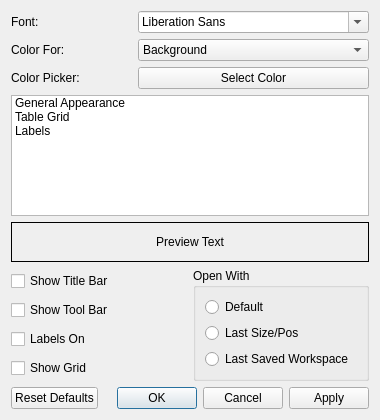
Above: resources/forms/customize.ui from yashnmehta/Autotrade before the change. Below: the same form after it.
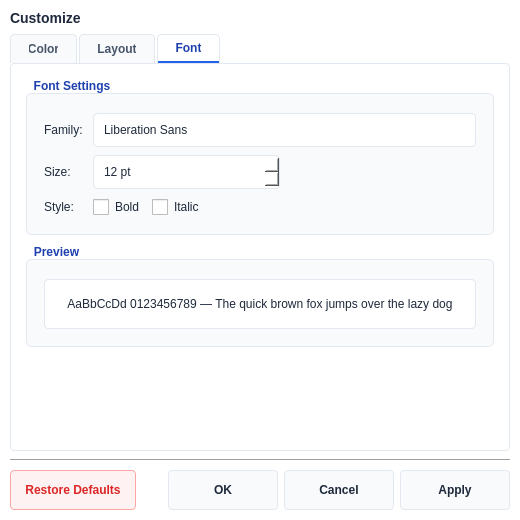
That is the form after the change. The open tabs and pages were chosen to show the change.

What changed in the file:
```diff
--- a/resources/forms/customize.ui
+++ b/resources/forms/customize.ui
@@ -6,181 +6,518 @@
    <rect>
     <x>0</x>
     <y>0</y>
-    <width>380</width>
-    <height>420</height>
+    <width>520</width>
+    <height>520</height>
    </rect>
   </property>
+  <property name="minimumSize">
+   <size>
+    <width>480</width>
+    <height>460</height>
+   </size>
+  </property>
   <property name="windowTitle">
    <string>Customize</string>
   </property>
-  <layout class="QVBoxLayout" name="verticalLayout">
+  <property name="styleSheet">
+   <string notr="true">
+/* ── Global Dialog ── */
+QDialog#CustomizeDialog {
+  background-color: #ffffff;
+  color: #1e293b;
+  font-family: "Segoe UI", Tahoma, sans-serif;
+  font-size: 12px;
+}
+
+/* ── Tab Widget ── */
+QTabWidget::pane {
+  border: 1px solid #e2e8f0;
+  border-radius: 4px;
+  background: #ffffff;
+  padding: 6px;
+}
+QTabBar::tab {
+  background: #f8fafc;
+  border: 1px solid #e2e8f0;
+  border-bottom: none;
+  padding: 6px 18px;
+  margin-right: 2px;
+  border-top-left-radius: 4px;
+  border-top-right-radius: 4px;
+  color: #475569;
+  font-weight: 500;
+}
+QTabBar::tab:selected {
+  background: #ffffff;
+  color: #1e40af;
+  border-bottom: 2px solid #2563eb;
+  font-weight: 600;
+}
+QTabBar::tab:hover:!selected {
+  background: #dbeafe;
+}
+
+/* ── GroupBox ── */
+QGroupBox {
+  background: #f8fafc;
+  border: 1px solid #e2e8f0;
+  border-radius: 6px;
+  margin-top: 14px;
+  padding: 10px 8px 8px 8px;
+  font-weight: 600;
+  color: #1e293b;
+}
+QGroupBox::title {
+  subcontrol-origin: margin;
+  subcontrol-position: top left;
+  padding: 0 6px;
+  color: #1e40af;
+  font-weight: 600;
+}
+
+/* ── Labels ── */
+QLabel {
+  color: #1e293b;
+  font-size: 12px;
+}
+QLabel#titleLabel {
+  font-size: 14px;
+  font-weight: 700;
+  color: #1e293b;
+}
+
+/* ── Combo / Spin / LineEdit ── */
+QComboBox, QSpinBox, QFontComboBox {
+  background-color: #ffffff;
+  border: 1px solid #e2e8f0;
+  border-radius: 4px;
+  padding: 4px 8px;
+  color: #1e293b;
+  min-height: 24px;
+}
+QComboBox:focus, QSpinBox:focus, QFontComboBox:focus {
+  border-color: #3b82f6;
+}
+QComboBox::drop-down {
+  border: none;
+  width: 20px;
+}
+
+/* ── CheckBox / RadioButton ── */
+QCheckBox, QRadioButton {
+  color: #1e293b;
+  spacing: 6px;
+  font-size: 12px;
+}
+QCheckBox::indicator, QRadioButton::indicator {
+  width: 16px;
+  height: 16px;
+}
+
+/* ── Buttons ── */
+QPushButton {
+  border: 1px solid #e2e8f0;
+  border-radius: 4px;
+  padding: 6px 14px;
+  background: #f8fafc;
+  color: #1e293b;
+  font-weight: 500;
+  min-height: 26px;
+}
+QPushButton:hover {
+  background: #dbeafe;
+  border-color: #3b82f6;
+}
+QPushButton:pressed {
+  background: #bfdbfe;
+}
+QPushButton#resetButton {
+  background: #fef2f2;
+  color: #dc2626;
+  border-color: #fca5a5;
+}
+QPushButton#resetButton:hover {
+  background: #fee2e2;
+}
+
+/* ── Color Swatch Button ── */
+QPushButton#colorPickerButton {
+  min-width: 60px;
+  min-height: 28px;
+  border: 2px solid #e2e8f0;
+  border-radius: 4px;
+}
+
+/* ── List Widget (attribute list) ── */
+QListWidget {
+  background: #ffffff;
+  border: 1px solid #e2e8f0;
+  border-radius: 4px;
+  color: #1e293b;
+  outline: none;
+}
+QListWidget::item {
+  padding: 4px 8px;
+  border-bottom: 1px solid #f1f5f9;
+}
+QListWidget::item:selected {
+  background: #dbeafe;
+  color: #1e40af;
+}
+QListWidget::item:hover:!selected {
+  background: #f1f5f9;
+}
+
+/* ── Preview Frame ── */
+QFrame#previewFrame {
+  border: 1px solid #e2e8f0;
+  border-radius: 6px;
+  background: #f8fafc;
+  padding: 8px;
+}
+
+/* ── Dialog Button Box ── */
+QDialogButtonBox QPushButton {
+  min-width: 80px;
+}
+
+/* ── Separator line ── */
+QFrame[frameShape="4"] {
+  background-color: #e2e8f0;
+  max-height: 1px;
+  min-height: 1px;
+}
+   </string>
+  </property>
+
+  <layout class="QVBoxLayout" name="mainLayout">
+   <property name="spacing"><number>8</number></property>
+   <property name="leftMargin"><number>10</number></property>
+   <property name="topMargin"><number>10</number></property>
+   <property name="rightMargin"><number>10</number></property>
+   <property name="bottomMargin"><number>10</number></property>
+
+   <!-- ──────────────────────────────────── Title bar ── -->
    <item>
-    <layout class="QGridLayout" name="gridLayout">
-     <item row="0" column="0">
-      <widget class="QLabel" name="label">
-       <property name="text">
-        <string>Font:</string>
-       </property>
-      </widget>
-     </item>
-     <item row="0" column="1">
-      <widget class="QFontComboBox" name="fontComboBox"/>
-     </item>
-     <item row="1" column="0">
-      <widget class="QLabel" name="label_2">
-       <property name="text">
-        <string>Color For:</string>
-       </property>
-      </widget>
-     </item>
-     <item row="1" column="1">
-      <widget class="QComboBox" name="colorForComboBox">
+    <widget class="QLabel" name="titleLabel">
+     <property name="text"><string>Customize</string></property>
+     <property name="alignment"><set>Qt::AlignLeft|Qt::AlignVCenter</set></property>
+    </widget>
+   </item>
+
+   <!-- ──────────────────────────────────── Tab widget ── -->
+   <item>
+    <widget class="QTabWidget" name="tabWidget">
+     <property name="currentIndex"><number>0</number></property>
+
+     <!-- ==================== TAB 1 : Color ==================== -->
+     <widget class="QWidget" name="tabColor">
+      <attribute name="title"><string>Color</string></attribute>
+      <layout class="QVBoxLayout" name="colorTabLayout">
+       <property name="spacing"><number>8</number></property>
+
+       <!-- View selector -->
        <item>
         <property name="text">
          <string>Background</string>
         </property>
        </item>
        <item>
-        <property name="text">
-         <string>Foreground</string>
-        </property>
+        <layout class="QHBoxLayout" name="colorMainLayout">
+         <property name="spacing"><number>10</number></property>
+
+         <!-- Left: Attribute list -->
+         <item>
+          <widget class="QListWidget" name="attributeListWidget">
+           <property name="sizePolicy">
+            <sizepolicy hsizetype="Expanding" vsizetype="Expanding">
+             <horstretch>2</horstretch><verstretch>0</verstretch>
+            </sizepolicy>
+           </property>
+           <property name="minimumSize"><size><width>180</width><height>0</height></size></property>
+          </widget>
+         </item>
+
+         <!-- Right: Color controls -->
+         <item>
+          <layout class="QVBoxLayout" name="colorControlsLayout">
+           <property name="spacing"><number>8</number></property>
+
+           <item>
+            <widget class="QLabel" name="lblColorFor">
+             <property name="text"><string>Color For:</string></property>
+            </widget>
+           </item>
+           <item>
+            <widget class="QComboBox" name="colorForComboBox">
+             <item><property name="text"><string>Background</string></property></item>
+             <item><property name="text"><string>Foreground</string></property></item>
+            </widget>
+           </item>
+           <item>
+            <widget class="QPushButton" name="colorPickerButton">
+             <property name="text"><string></string></property>
+             <property name="toolTip"><string>Click to select color</string></property>
+            </widget>
+           </item>
+
+           <!-- Spacer -->
+           <item>
+            <spacer name="colorSpacer">
+             <property name="orientation"><enum>Qt::Vertical</enum></property>
+             <property name="sizeHint" stdset="0">
+              <size><width>20</width><height>10</height></size>
+             </property>
+            </spacer>
+           </item>
+
+           <!-- Apply to all views checkbox -->
+           <item>
+            <widget class="QCheckBox" name="applyToAllViewsCheckBox">
+             <property name="text"><string>Apply to all Views</string></property>
+            </widget>
+           </item>
+          </layout>
+         </item>
+        </layout>
        </item>
-      </widget>
-     </item>
-     <item row="2" column="0">
-      <widget class="QLabel" name="label_3">
-       <property name="text">
-        <string>Color Picker:</string>
-       </property>
-      </widget>
-     </item>
-     <item row="2" column="1">
-      <widget class="QPushButton" name="colorPickerButton">
-       <property name="text">
-        <string>Select Color</string>
-       </property>
-      </widget>
-     </item>
-    </layout>
-   </item>
-   <item>
-    <widget class="QListWidget" name="attributeListWidget">
-     <item>
-      <property name="text">
-       <string>General Appearance</string>
-      </property>
-     </item>
-     <item>
-      <property name="text">
-       <string>Table Grid</string>
-      </property>
-     </item>
-     <item>
-      <property name="text">
-       <string>Labels</string>
-      </property>
-     </item>
-    </widget>
-   </item>
-   <item>
-    <widget class="QLabel" name="previewTextLabel">
-     <property name="minimumSize">
-      <size>
-       <width>0</width>
-       <height>40</height>
-      </size>
-     </property>
-     <property name="frameShape">
-      <enum>QFrame::Box</enum>
-     </property>
-     <property name="text">
-      <string>Preview Text</string>
-     </property>
-     <property name="alignment">
-      <set>Qt::AlignCenter</set>
-     </property>
-    </widget>
-   </item>
-   <item>
-    <layout class="QHBoxLayout" name="horizontalLayout">
-     <item>
-      <layout class="QVBoxLayout" name="verticalLayout_2">
+
+       <!-- Color Preview -->
        <item>
-        <widget class="QCheckBox" name="titleBarCheckBox">
-         <property name="text">
-          <string>Show Title Bar</string>
-         </property>
+        <widget class="QFrame" name="previewFrame">
+         <property name="minimumSize"><size><width>0</width><height>50</height></size></property>
+         <property name="frameShape"><enum>QFrame::StyledPanel</enum></property>
+         <layout class="QVBoxLayout" name="previewLayout">
+          <item>
+           <widget class="QLabel" name="previewTextLabel">
+            <property name="text"><string>Preview Text — AaBbCc 12345</string></property>
+            <property name="alignment"><set>Qt::AlignCenter</set></property>
+            <property name="minimumSize"><size><width>0</width><height>36</height></size></property>
+           </widget>
+          </item>
+         </layout>
         </widget>
        </item>
+
+      </layout>
+     </widget>
+
+     <!-- ==================== TAB 2 : Layout ==================== -->
+     <widget class="QWidget" name="tabLayout">
+      <attribute name="title"><string>Layout</string></attribute>
+      <layout class="QVBoxLayout" name="layoutTabLayout">
+       <property name="spacing"><number>10</number></property>
+
+       <!-- Display Options group -->
        <item>
-        <widget class="QCheckBox" name="toolBarCheckBox">
-         <property name="text">
-          <string>Show Tool Bar</string>
-         </property>
+        <widget class="QGroupBox" name="displayOptionsGroup">
+         <property name="title"><string>Display Options</string></property>
+         <layout class="QVBoxLayout" name="displayOptionsLayout">
+          <property name="spacing"><number>6</number></property>
+          <item>
+           <widget class="QCheckBox" name="titleBarCheckBox">
+            <property name="text"><string>Show Title Bar</string></property>
+            <property name="checked"><bool>true</bool></property>
+           </widget>
+          </item>
+          <item>
+           <widget class="QCheckBox" name="toolBarCheckBox">
+            <property name="text"><string>Show Tool Bar</string></property>
+           </widget>
+          </item>
+          <item>
+           <widget class="QCheckBox" name="labelsOnCheckBox">
+            <property name="text"><string>Show Column Labels</string></property>
+           </widget>
+          </item>
+          <item>
+           <widget class="QCheckBox" name="gridCheckBox">
+            <property name="text"><string>Show Grid Lines</string></property>
+           </widget>
+          </item>
+         </layout>
         </widget>
        </item>
        <item>
-        <widget class="QCheckBox" name="labelsOnCheckBox">
-         <property name="text">
-          <string>Labels On</string>
-         </property>
+        <widget class="QGroupBox" name="openWithGroup">
+         <property name="title"><string>Open View With</string></property>
+         <layout class="QVBoxLayout" name="openWithLayout">
+          <property name="spacing"><number>6</number></property>
+          <item>
+           <widget class="QRadioButton" name="defaultRadio">
+            <property name="text"><string>Default Size &amp; Position</string></property>
+            <property name="checked"><bool>true</bool></property>
+           </widget>
+          </item>
+          <item>
+           <widget class="QRadioButton" name="sizePositionRadio">
+            <property name="text"><string>Last Size / Position</string></property>
+           </widget>
+          </item>
+          <item>
+           <widget class="QRadioButton" name="lastSavedRadio">
+            <property name="text"><string>Last Saved Workspace</string></property>
+           </widget>
+          </item>
+         </layout>
         </widget>
        </item>
        <item>
-        <widget class="QCheckBox" name="gridCheckBox">
-         <property name="text">
-          <string>Show Grid</string>
+        <spacer name="layoutSpacer">
+         <property name="orientation"><enum>Qt::Vertical</enum></property>
+         <property name="sizeHint" stdset="0">
+          <size><width>20</width><height>40</height></size>
          </property>
+        </spacer>
+       </item>
+
+      </layout>
+     </widget>
+
+     <!-- ==================== TAB 3 : Font ==================== -->
+     <widget class="QWidget" name="tabFont">
+      <attribute name="title"><string>Font</string></attribute>
+      <layout class="QVBoxLayout" name="fontTabLayout">
+       <property name="spacing"><number>10</number></property>
+
+       <!-- Font Family + Size -->
+       <item>
+        <widget class="QGroupBox" name="fontSettingsGroup">
+         <property name="title"><string>Font Settings</string></property>
+         <layout class="QGridLayout" name="fontGrid">
+          <property name="horizontalSpacing"><number>10</number></property>
+          <property name="verticalSpacing"><number>8</number></property>
+
+          <item row="0" column="0">
+           <widget class="QLabel" name="lblFontFamily">
+            <property name="text"><string>Family:</string></property>
+           </widget>
+          </item>
+          <item row="0" column="1" colspan="2">
+           <widget class="QFontComboBox" name="fontComboBox">
+            <property name="sizePolicy">
+             <sizepolicy hsizetype="Expanding" vsizetype="Fixed">
+              <horstretch>1</horstretch><verstretch>0</verstretch>
+             </sizepolicy>
+            </property>
+           </widget>
+          </item>
+
+          <item row="1" column="0">
+           <widget class="QLabel" name="lblFontSize">
+            <property name="text"><string>Size:</string></property>
+           </widget>
+          </item>
+          <item row="1" column="1">
+           <widget class="QSpinBox" name="fontSizeSpinBox">
+            <property name="minimum"><number>6</number></property>
+            <property name="maximum"><number>36</number></property>
+            <property name="value"><number>12</number></property>
+            <property name="suffix"><string> pt</string></property>
+           </widget>
+          </item>
+          <item row="1" column="2">
+           <spacer name="fontSizeSpacer">
+            <property name="orientation"><enum>Qt::Horizontal</enum></property>
+            <property name="sizeHint" stdset="0">
+             <size><width>40</width><height>20</height></size>
+            </property>
+           </spacer>
+          </item>
+
+          <!-- Style toggles -->
+          <item row="2" column="0">
+           <widget class="QLabel" name="lblFontStyle">
+            <property name="text"><string>Style:</string></property>
+           </widget>
+          </item>
+          <item row="2" column="1" colspan="2">
+           <layout class="QHBoxLayout" name="fontStyleLayout">
+            <property name="spacing"><number>12</number></property>
+            <item>
+             <widget class="QCheckBox" name="boldCheckBox">
+              <property name="text"><string>Bold</string></property>
+             </widget>
+            </item>
+            <item>
+             <widget class="QCheckBox" name="italicCheckBox">
+              <property name="text"><string>Italic</string></property>
+             </widget>
+            </item>
+            <item>
+             <spacer name="fontStyleSpacer">
+              <property name="orientation"><enum>Qt::Horizontal</enum></property>
+              <property name="sizeHint" stdset="0">
+               <size><width>40</width><height>20</height></size>
+              </property>
+             </spacer>
+            </item>
+           </layout>
+          </item>
+         </layout>
         </widget>
        </item>
+
+       <!-- Font Preview -->
+       <item>
+        <widget class="QGroupBox" name="fontPreviewGroup">
+         <property name="title"><string>Preview</string></property>
+         <layout class="QVBoxLayout" name="fontPreviewLayout">
+          <item>
+           <widget class="QLabel" name="fontPreviewLabel">
+            <property name="text"><string>AaBbCcDd 0123456789 — The quick brown fox jumps over the lazy dog</string></property>
+            <property name="alignment"><set>Qt::AlignCenter</set></property>
+            <property name="minimumSize"><size><width>0</width><height>50</height></size></property>
+            <property name="wordWrap"><bool>true</bool></property>
+            <property name="styleSheet"><string notr="true">
+              background-color: #ffffff;
+              border: 1px solid #e2e8f0;
+              border-radius: 4px;
+              padding: 12px;
+              color: #1e293b;
+            </string></property>
+           </widget>
+          </item>
+         </layout>
+        </widget>
+       </item>
+
+       <!-- Vertical spacer -->
+       <item>
+        <spacer name="fontSpacer">
+         <property name="orientation"><enum>Qt::Vertical</enum></property>
+         <property name="sizeHint" stdset="0">
+          <size><width>20</width><height>40</height></size>
+         </property>
+        </spacer>
+       </item>
+
       </layout>
-     </item>
-     <item>
-      <widget class="QGroupBox" name="groupBox">
-       <property name="title">
-        <string>Open With</string>
-       </property>
-       <layout class="QVBoxLayout" name="verticalLayout_3">
-        <item>
-         <widget class="QRadioButton" name="defaultRadio">
-          <property name="text">
-           <string>Default</string>
-          </property>
-         </widget>
-        </item>
-        <item>
-         <widget class="QRadioButton" name="sizePositionRadio">
-          <property name="text">
-           <string>Last Size/Pos</string>
-          </property>
-         </widget>
-        </item>
-        <item>
-         <widget class="QRadioButton" name="lastSavedRadio">
-          <property name="text">
-           <string>Last Saved Workspace</string>
-          </property>
-         </widget>
-        </item>
-       </layout>
-      </widget>
-     </item>
-    </layout>
+     </widget>
+
+    </widget>
    </item>
+
+   <!-- ──────────────── Separator ── -->
    <item>
-    <layout class="QHBoxLayout" name="horizontalLayout_2">
+    <widget class="QFrame" name="separator">
+     <property name="frameShape"><enum>QFrame::HLine</enum></property>
+     <property name="frameShadow"><enum>QFrame::Sunken</enum></property>
+    </widget>
+   </item>
+
+   <!-- ──────────────── Bottom buttons ── -->
+   <item>
+    <layout class="QHBoxLayout" name="bottomLayout">
+     <property name="spacing"><number>8</number></property>
      <item>
       <widget class="QPushButton" name="resetButton">
-       <property name="text">
-        <string>Reset Defaults</string>
-       </property>
+       <property name="text"><string>Restore Defaults</string></property>
       </widget>
      </item>
      <item>
-      <spacer name="horizontalSpacer">
-       <property name="orientation">
-        <enum>Qt::Horizontal</enum>
-       </property>
+      <spacer name="bottomSpacer">
+       <property name="orientation"><enum>Qt::Horizontal</enum></property>
        <property name="sizeHint" stdset="0">
         <size>
          <width>40</width>
@@ -201,6 +538,7 @@
      </item>
     </layout>
    </item>
+
   </layout>
  </widget>
  <resources/>
```
Left out of the diff: 37 changed lines with no effect on the pictures.
